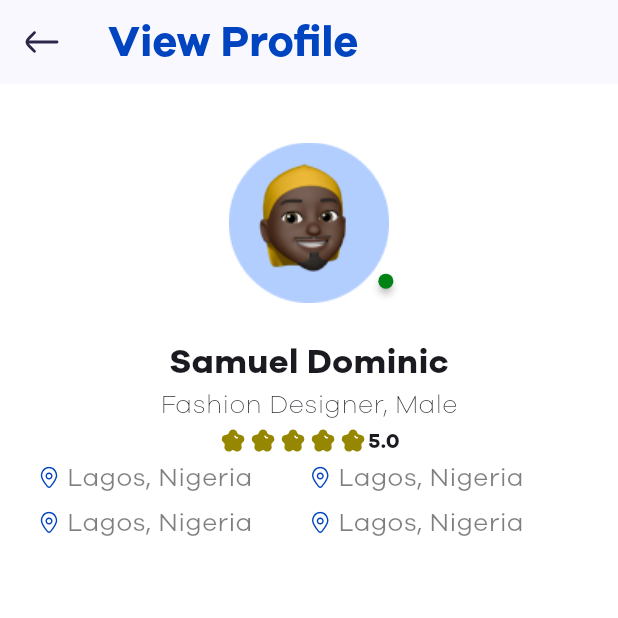
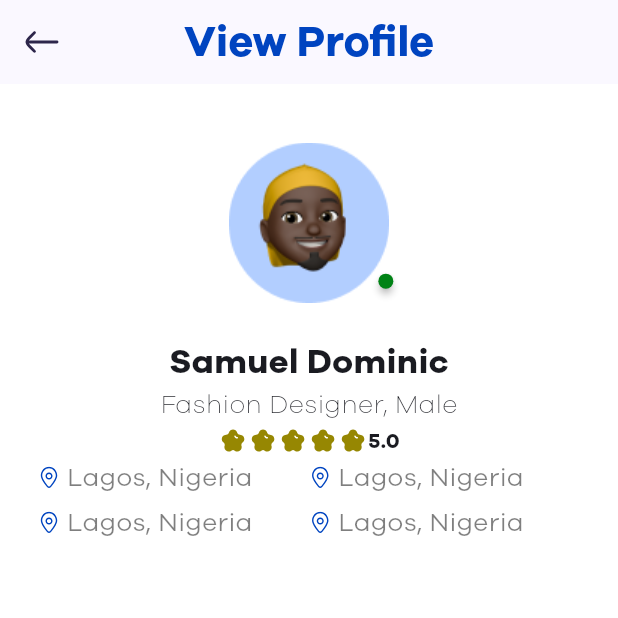
Before and after one commit to John-Daniels/flutter_skill_connect_test, a Flutter app: the screen it shows after launch, on a phone screen of 412 x 824 dp, the top half of it. Run offline on Flutter 3.47's test engine with Material 2 defaults, Android fonts, the phone set to English and light mode, and no system bars; drawn by our look-alikes of badges, flutter_rating_bar; our stand-ins replace flutter_screenutil, flutter_svg, get.

Commit message:
made chnages

```diff
--- a/lib/view/home/views/home_view.dart
+++ b/lib/view/home/views/home_view.dart
@@ -1,12 +1,9 @@
 import 'package:flutter/material.dart';
-import 'package:flutter_rating_bar/flutter_rating_bar.dart';
 import 'package:flutter_screenutil/flutter_screenutil.dart';
 import 'package:flutter_skill_connect_test/constants/assets_constant.dart';
 import 'package:flutter_skill_connect_test/theme/app_colors.dart';
 import 'package:flutter_svg/svg.dart';
-import 'package:badges/badges.dart' as AppBadges;
 
-import '../../../theme/styles/text_styles.dart';
 import '../widgets/profile_header.dart';
 
 class HomeView extends StatelessWidget {
@@ -18,6 +15,7 @@ class HomeView extends StatelessWidget {
   Widget build(BuildContext context) {
     return Scaffold(
       appBar: AppBar(
+        centerTitle: true,
         leading: IconButton(
           icon: SvgPicture.asset(Assets.arrowLeft),
           onPressed: () {},
@@ -35,7 +33,10 @@ class HomeView extends StatelessWidget {
         width: double.infinity,
         child: ListView(
           padding: EdgeInsets.symmetric(horizontal: 22.w),
-          children: [SizedBox(height: 24.h), const ProfileHeader()],
+          children: [
+            SizedBox(height: 24.h),
+            const ProfileHeader(),
+          ],
         ),
       ),
     );
```
Also changed, not shown: pubspec.lock, 1 other file.
